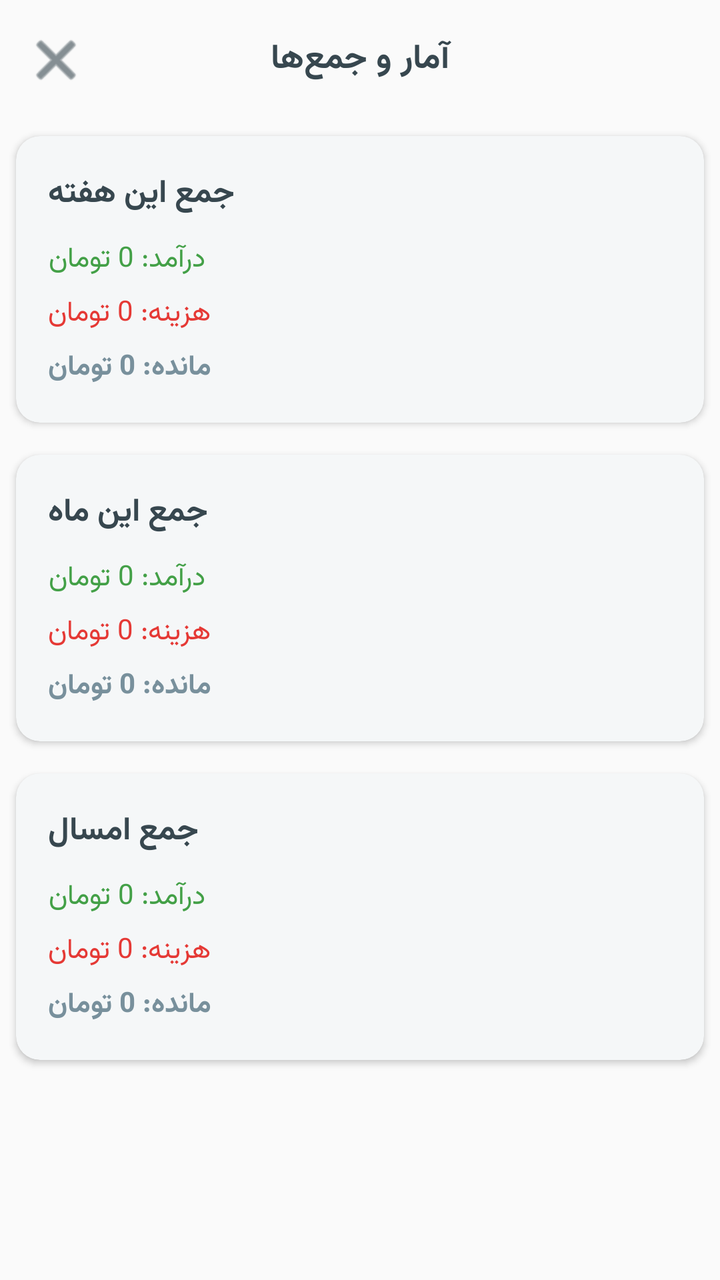
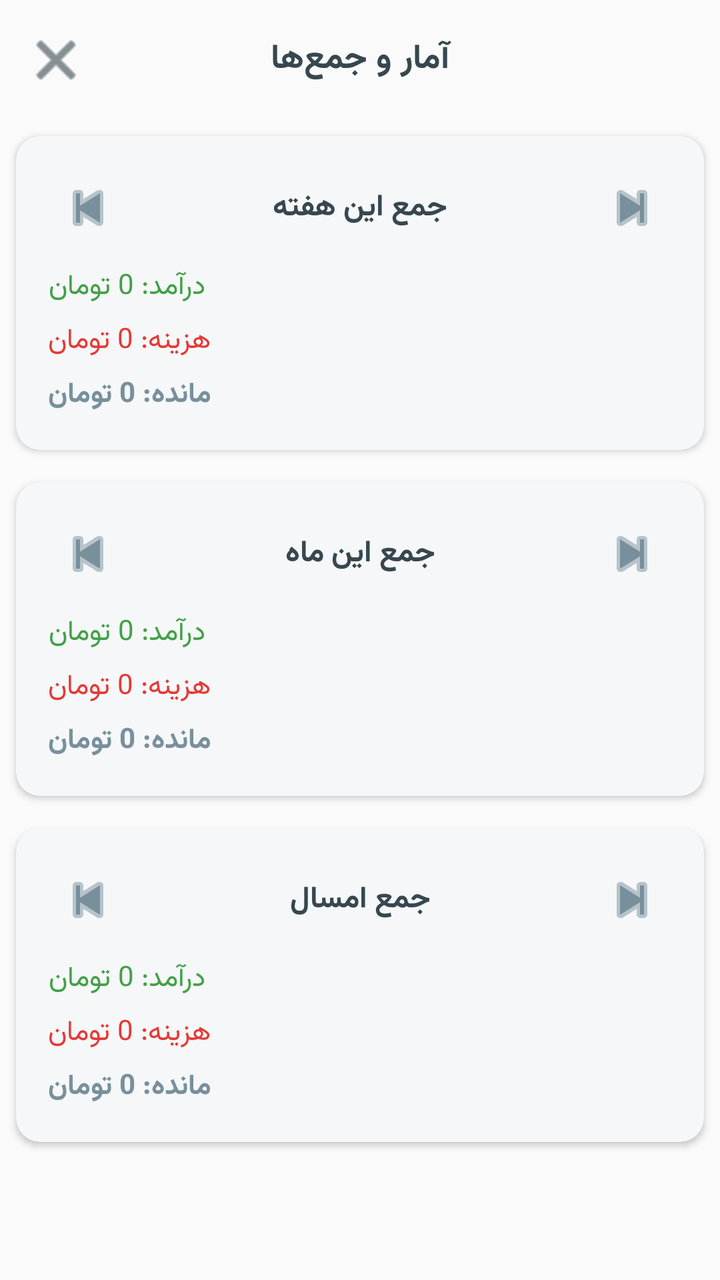

An Android layout rendered at two revisions. The XML below is the earlier revision; the diff shows what the commit changed to produce the second picture.
<!-- AndroidManifest.xml: application theme Theme.PillTracker -->
<!-- res/layout/activity_stats.xml -->
<?xml version="1.0" encoding="utf-8"?>
<ScrollView xmlns:android="http://schemas.android.com/apk/res/android"
    xmlns:app="http://schemas.android.com/apk/res-auto"
    android:layout_width="match_parent"
    android:layout_height="match_parent"
    android:background="@color/background"
    android:fillViewport="true">

    <LinearLayout
        android:layout_width="match_parent"
        android:layout_height="wrap_content"
        android:orientation="vertical">

        <LinearLayout
            android:layout_width="match_parent"
            android:layout_height="wrap_content"
            android:gravity="center_vertical"
            android:orientation="horizontal"
            android:paddingHorizontal="4dp"
            android:paddingVertical="6dp">

            <ImageButton
                android:id="@+id/backBtn"
                android:layout_width="48dp"
                android:layout_height="48dp"
                android:background="?attr/selectableItemBackgroundBorderless"
                android:contentDescription="بازگشت"
                android:src="@android:drawable/ic_menu_close_clear_cancel"
                android:tint="@color/on_surface" />

            <TextView
                android:layout_width="0dp"
                android:layout_height="wrap_content"
                android:layout_weight="1"
                android:gravity="center"
                android:text="آمار و جمع‌ها"
                android:textColor="@color/on_surface"
                android:textSize="17sp"
                android:textStyle="bold" />

            <Space
                android:layout_width="48dp"
                android:layout_height="48dp" />
        </LinearLayout>

        
        <com.google.android.material.card.MaterialCardView
            android:layout_width="match_parent"
            android:layout_height="wrap_content"
            android:layout_margin="8dp"
            app:cardCornerRadius="12dp"
            app:cardElevation="2dp"
            app:strokeWidth="0dp">

            <LinearLayout
                android:layout_width="match_parent"
                android:layout_height="wrap_content"
                android:orientation="vertical"
                android:padding="16dp">

                <TextView
                    android:id="@+id/weekTitle"
                    android:layout_width="wrap_content"
                    android:layout_height="wrap_content"
                    android:text="جمع این هفته"
                    android:textColor="@color/on_surface"
                    android:textSize="16sp"
                    android:textStyle="bold" />

                <TextView
                    android:id="@+id/weekIncome"
                    android:layout_width="wrap_content"
                    android:layout_height="wrap_content"
                    android:layout_marginTop="8dp"
                    android:text="درآمد: 0 تومان"
                    android:textColor="@color/income_green"
                    android:textSize="14sp" />

                <TextView
                    android:id="@+id/weekExpense"
                    android:layout_width="wrap_content"
                    android:layout_height="wrap_content"
                    android:layout_marginTop="4dp"
                    android:text="هزینه: 0 تومان"
                    android:textColor="@color/expense_red"
                    android:textSize="14sp" />

                <TextView
                    android:id="@+id/weekBalance"
                    android:layout_width="wrap_content"
                    android:layout_height="wrap_content"
                    android:layout_marginTop="4dp"
                    android:text="مانده: 0 تومان"
                    android:textColor="@color/primary"
                    android:textSize="14sp"
                    android:textStyle="bold" />
            </LinearLayout>
        </com.google.android.material.card.MaterialCardView>

        
        <com.google.android.material.card.MaterialCardView
            android:layout_width="match_parent"
            android:layout_height="wrap_content"
            android:layout_margin="8dp"
            app:cardCornerRadius="12dp"
            app:cardElevation="2dp"
            app:strokeWidth="0dp">

            <LinearLayout
                android:layout_width="match_parent"
                android:layout_height="wrap_content"
                android:orientation="vertical"
                android:padding="16dp">

                <TextView
                    android:id="@+id/monthTitle"
                    android:layout_width="wrap_content"
                    android:layout_height="wrap_content"
                    android:text="جمع این ماه"
                    android:textColor="@color/on_surface"
                    android:textSize="16sp"
                    android:textStyle="bold" />

                <TextView
                    android:id="@+id/monthIncome"
                    android:layout_width="wrap_content"
                    android:layout_height="wrap_content"
                    android:layout_marginTop="8dp"
                    android:text="درآمد: 0 تومان"
                    android:textColor="@color/income_green"
                    android:textSize="14sp" />

                <TextView
                    android:id="@+id/monthExpense"
                    android:layout_width="wrap_content"
                    android:layout_height="wrap_content"
                    android:layout_marginTop="4dp"
                    android:text="هزینه: 0 تومان"
                    android:textColor="@color/expense_red"
                    android:textSize="14sp" />

                <TextView
                    android:id="@+id/monthBalance"
                    android:layout_width="wrap_content"
                    android:layout_height="wrap_content"
                    android:layout_marginTop="4dp"
                    android:text="مانده: 0 تومان"
                    android:textColor="@color/primary"
                    android:textSize="14sp"
                    android:textStyle="bold" />
            </LinearLayout>
        </com.google.android.material.card.MaterialCardView>

        
        <com.google.android.material.card.MaterialCardView
            android:layout_width="match_parent"
            android:layout_height="wrap_content"
            android:layout_margin="8dp"
            app:cardCornerRadius="12dp"
            app:cardElevation="2dp"
            app:strokeWidth="0dp">

            <LinearLayout
                android:layout_width="match_parent"
                android:layout_height="wrap_content"
                android:orientation="vertical"
                android:padding="16dp">

                <TextView
                    android:id="@+id/yearTitle"
                    android:layout_width="wrap_content"
                    android:layout_height="wrap_content"
                    android:text="جمع امسال"
                    android:textColor="@color/on_surface"
                    android:textSize="16sp"
                    android:textStyle="bold" />

                <TextView
                    android:id="@+id/yearIncome"
                    android:layout_width="wrap_content"
                    android:layout_height="wrap_content"
                    android:layout_marginTop="8dp"
                    android:text="درآمد: 0 تومان"
                    android:textColor="@color/income_green"
                    android:textSize="14sp" />

                <TextView
                    android:id="@+id/yearExpense"
                    android:layout_width="wrap_content"
                    android:layout_height="wrap_content"
                    android:layout_marginTop="4dp"
                    android:text="هزینه: 0 تومان"
                    android:textColor="@color/expense_red"
                    android:textSize="14sp" />

                <TextView
                    android:id="@+id/yearBalance"
                    android:layout_width="wrap_content"
                    android:layout_height="wrap_content"
                    android:layout_marginTop="4dp"
                    android:text="مانده: 0 تومان"
                    android:textColor="@color/primary"
                    android:textSize="14sp"
                    android:textStyle="bold" />
            </LinearLayout>
        </com.google.android.material.card.MaterialCardView>

    </LinearLayout>
</ScrollView>
<!-- resources referenced by this layout -->
<resources>
  <color name="background">#FFFAFAFA</color>
  <color name="expense_red">#FFE53935</color>
  <color name="income_green">#FF43A047</color>
  <color name="on_surface">#FF37474F</color>
  <color name="primary">#FF78909C</color>
  <style name="Theme.PillTracker" parent="Theme.Material3.DayNight.NoActionBar">
          <item name="colorPrimary">@color/primary</item>
          <item name="colorOnPrimary">@color/on_primary</item>
          <item name="colorSecondary">@color/secondary</item>
          <item name="colorSurface">@color/surface</item>
          <item name="colorOnSurface">@color/on_surface</item>
          <item name="android:fontFamily">@font/vazirmatn</item>
          <item name="fontFamily">@font/vazirmatn</item>
          <item name="android:statusBarColor">@color/background</item>
          <item name="android:windowBackground">@color/background</item>
      </style>
  <color name="on_primary">#FFFFFFFF</color>
  <color name="secondary">#FF90A4AE</color>
  <color name="surface">#FFFFFFFF</color>
</resources>

<!-- the commit's change to res/layout/activity_stats.xml (unified diff, before → after) -->
@@ -58,14 +58,41 @@
                 android:orientation="vertical"
                 android:padding="16dp">
 
-                <TextView
-                    android:id="@+id/weekTitle"
-                    android:layout_width="wrap_content"
-                    android:layout_height="wrap_content"
-                    android:text="جمع این هفته"
-                    android:textColor="@color/on_surface"
-                    android:textSize="16sp"
-                    android:textStyle="bold" />
+                <LinearLayout
+                    android:layout_width="match_parent"
+                    android:layout_height="wrap_content"
+                    android:gravity="center_vertical"
+                    android:orientation="horizontal">
+
+                    <ImageButton
+                        android:id="@+id/prevWeekBtn"
+                        android:layout_width="40dp"
+                        android:layout_height="40dp"
+                        android:background="?attr/selectableItemBackgroundBorderless"
+                        android:contentDescription="هفته قبل"
+                        android:src="@android:drawable/ic_media_previous"
+                        android:tint="@color/primary" />
+
+                    <TextView
+                        android:id="@+id/weekTitle"
+                        android:layout_width="0dp"
+                        android:layout_height="wrap_content"
+                        android:layout_weight="1"
+                        android:gravity="center"
+                        android:text="جمع این هفته"
+                        android:textColor="@color/on_surface"
+                        android:textSize="15sp"
+                        android:textStyle="bold" />
+
+                    <ImageButton
+                        android:id="@+id/nextWeekBtn"
+                        android:layout_width="40dp"
+                        android:layout_height="40dp"
+                        android:background="?attr/selectableItemBackgroundBorderless"
+                        android:contentDescription="هفته بعد"
+                        android:src="@android:drawable/ic_media_next"
+                        android:tint="@color/primary" />
+                </LinearLayout>
 
                 <TextView
                     android:id="@+id/weekIncome"
@@ -112,14 +139,41 @@
                 android:orientation="vertical"
                 android:padding="16dp">
 
-                <TextView
-                    android:id="@+id/monthTitle"
-                    android:layout_width="wrap_content"
-                    android:layout_height="wrap_content"
-                    android:text="جمع این ماه"
-                    android:textColor="@color/on_surface"
-                    android:textSize="16sp"
-                    android:textStyle="bold" />
+                <LinearLayout
+                    android:layout_width="match_parent"
+                    android:layout_height="wrap_content"
+                    android:gravity="center_vertical"
+                    android:orientation="horizontal">
+
+                    <ImageButton
+                        android:id="@+id/prevMonthBtn"
+                        android:layout_width="40dp"
+                        android:layout_height="40dp"
+                        android:background="?attr/selectableItemBackgroundBorderless"
+                        android:contentDescription="ماه قبل"
+                        android:src="@android:drawable/ic_media_previous"
+                        android:tint="@color/primary" />
+
+                    <TextView
+                        android:id="@+id/monthTitle"
+                        android:layout_width="0dp"
+                        android:layout_height="wrap_content"
+                        android:layout_weight="1"
+                        android:gravity="center"
+                        android:text="جمع این ماه"
+                        android:textColor="@color/on_surface"
+                        android:textSize="15sp"
+                        android:textStyle="bold" />
+
+                    <ImageButton
+                        android:id="@+id/nextMonthBtn"
+                        android:layout_width="40dp"
+                        android:layout_height="40dp"
+                        android:background="?attr/selectableItemBackgroundBorderless"
+                        android:contentDescription="ماه بعد"
+                        android:src="@android:drawable/ic_media_next"
+                        android:tint="@color/primary" />
+                </LinearLayout>
 
                 <TextView
                     android:id="@+id/monthIncome"
@@ -166,14 +220,41 @@
                 android:orientation="vertical"
                 android:padding="16dp">
 
-                <TextView
-                    android:id="@+id/yearTitle"
-                    android:layout_width="wrap_content"
-                    android:layout_height="wrap_content"
-                    android:text="جمع امسال"
-                    android:textColor="@color/on_surface"
-                    android:textSize="16sp"
-                    android:textStyle="bold" />
+                <LinearLayout
+                    android:layout_width="match_parent"
+                    android:layout_height="wrap_content"
+                    android:gravity="center_vertical"
+                    android:orientation="horizontal">
+
+                    <ImageButton
+                        android:id="@+id/prevYearBtn"
+                        android:layout_width="40dp"
+                        android:layout_height="40dp"
+                        android:background="?attr/selectableItemBackgroundBorderless"
+                        android:contentDescription="سال قبل"
+                        android:src="@android:drawable/ic_media_previous"
+                        android:tint="@color/primary" />
+
+                    <TextView
+                        android:id="@+id/yearTitle"
+                        android:layout_width="0dp"
+                        android:layout_height="wrap_content"
+                        android:layout_weight="1"
+                        android:gravity="center"
+                        android:text="جمع امسال"
+                        android:textColor="@color/on_surface"
+                        android:textSize="15sp"
+                        android:textStyle="bold" />
+
+                    <ImageButton
+                        android:id="@+id/nextYearBtn"
+                        android:layout_width="40dp"
+                        android:layout_height="40dp"
+                        android:background="?attr/selectableItemBackgroundBorderless"
+                        android:contentDescription="سال بعد"
+                        android:src="@android:drawable/ic_media_next"
+                        android:tint="@color/primary" />
+                </LinearLayout>
 
                 <TextView
                     android:id="@+id/yearIncome"
